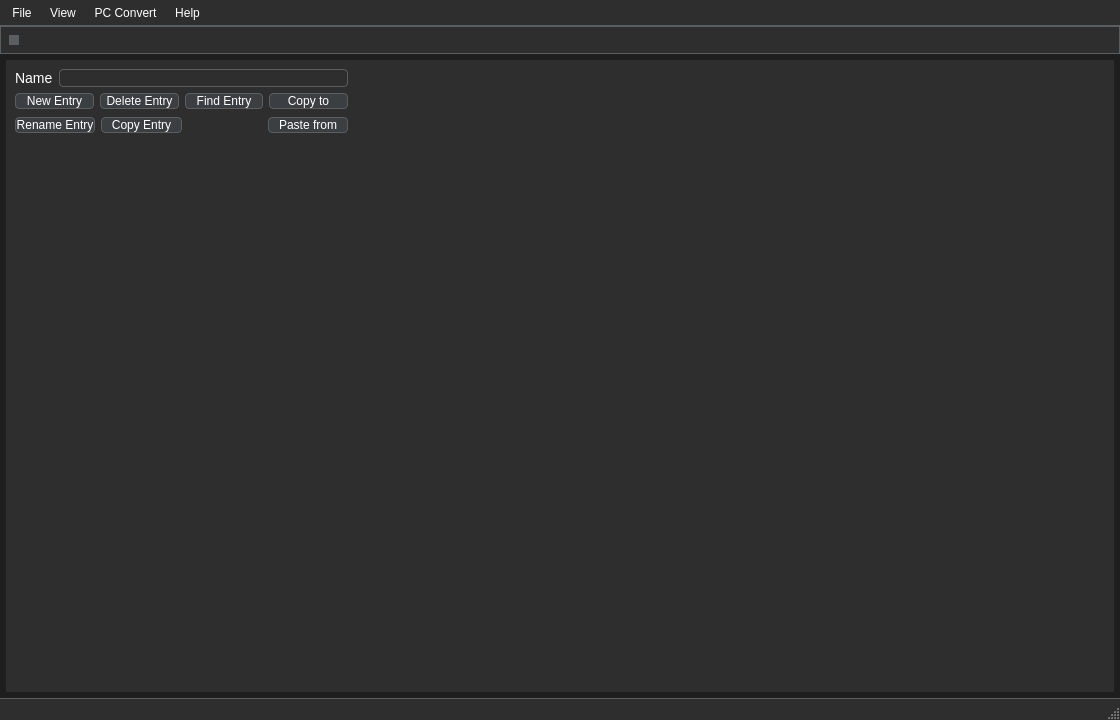
This is Resources/UI/main_window.ui in Phils-Hub-Org/Call-of-Duty-World-at-War-Asset-Manager as Qt 5 draws it before an edit. The edited form follows.
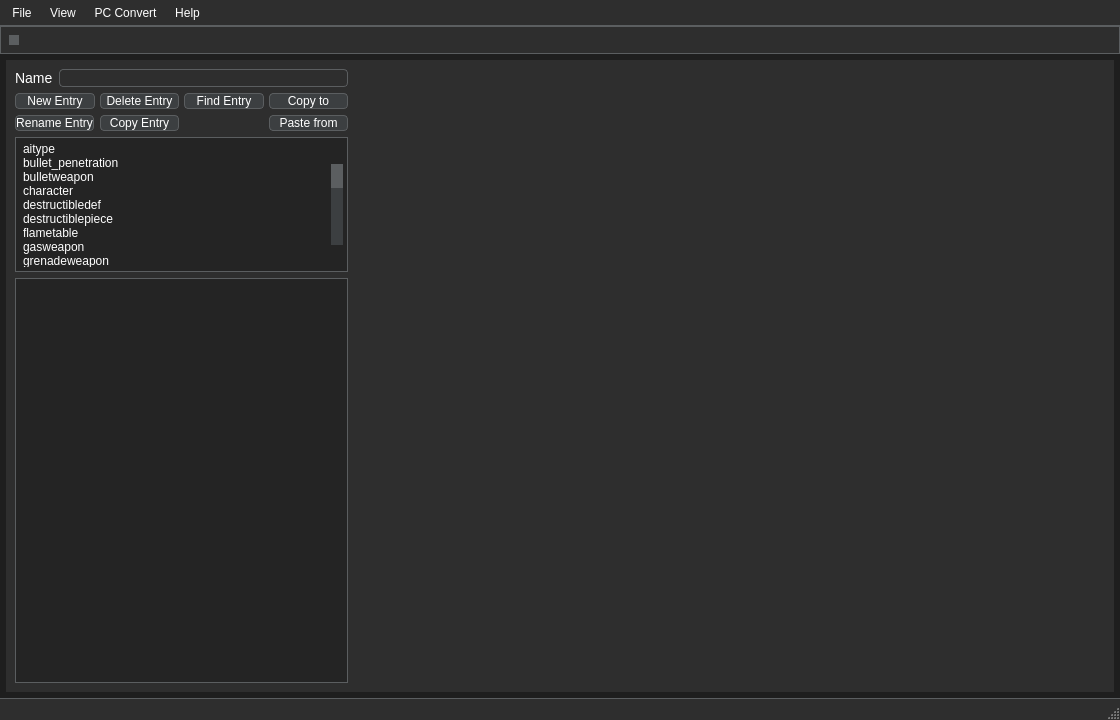
This is the edited form. Icons and pictures are not drawn.

```diff
--- a/Resources/UI/main_window.ui
+++ b/Resources/UI/main_window.ui
@@ -96,12 +96,6 @@
     border-color: #5b5e60;         /* Light gray border when unchecked */
 }
 
-/* Submenus */
-QMenu::right-arrow {
-    image: url(':/icons/right-arrow.png'); /* Replace with an appropriate icon path */
-    padding: 0px 10px;                     /* Space before submenu arrows */
-}
-
 /* QToolBar */
 QToolBar {
     background-color: #2e2e2e;      /* Dark gray background */
@@ -128,53 +122,6 @@
     padding: 4px;                   /* Padding for individual toolbar items */
 }
 
-/* QToolButton in Toolbar */
-QToolButton {
-    background-color: #3c3f41;      /* Dark gray background for toolbar buttons */
-    color: #ffffff;                 /* White text/icon */
-    border: 1px solid #5b5e60;      /* Light gray border */
-    border-radius: 4px;             /* Rounded corners */
-    padding: 6px 12px;              /* Padding for comfortable button size */
-}
-
-QToolButton:hover {
-    background-color: #4a90e2;      /* Light blue on hover */
-    border-color: #3d78b2;          /* Darker blue border on hover */
-}
-
-QToolButton:pressed {
-    background-color: #3d78b2;      /* Darker blue on press */
-    border-color: #2a5f92;          /* Even darker border when pressed */
-}
-
-QToolButton:checked {
-    background-color: #3d78b2;      /* Darker blue when checked */
-    border-color: #2a5f92;          /* Border color when checked */
-}
-
-QToolButton:disabled {
-    background-color: #2e2e2e;      /* Dark gray when disabled */
-    color: #777777;                 /* Lighter gray text/icon for disabled state */
-    border-color: #5b5e60;          /* Keep the border color same as normal state */
-}
-
-/* QToolButton::menu-button */
-QToolButton::menu-button {
-    background-color: #3c3f41;      /* Dark gray background for menu button */
-    border: 1px solid #5b5e60;      /* Light gray border for menu button */
-    padding: 4px;                   /* Padding for the menu button */
-}
-
-QToolButton::menu-button:hover {
-    background-color: #4a90e2;      /* Light blue on hover */
-    border-color: #3d78b2;          /* Darker blue border on hover */
-}
-
-QToolButton::menu-button:pressed {
-    background-color: #3d78b2;      /* Darker blue on press */
-    border-color: #2a5f92;          /* Even darker border on press */
-}
-
 /* QStatusBar */
 QStatusBar {
     background-color: #2e2e2e;   /* Dark gray background */
@@ -220,25 +167,6 @@
     background: none;             /* Remove arrows */
 }
 
-/* QPushButton */
-QPushButton {
-    background-color: #3c3f41;  /* Dark gray background */
-    color: #ffffff;             /* White text */
-    border: 1px solid #5b5e60;  /* Light gray border */
-    border-radius: 4px;         /* Rounded corners */
-	padding: 0px 0px;
-}
-
-QPushButton:hover {
-    background-color: #4a90e2;  /* Light blue on hover */
-    border-color: #3d78b2;      /* Darker blue border */
-}
-
-QPushButton:pressed {
-    background-color: #3d78b2;  /* Darker blue on press */
-    border-color: #2a5f92;      /* Even darker border when pressed */
-}
-
 /* QLabel */
 QLabel {
     color: #ffffff;             /* White text */
@@ -263,6 +191,35 @@
     background-color: #333333;  /* Slightly lighter gray on focus */
 }
 
+/* QListWidget */
+QListWidget {
+    background-color: #2e2e2e;      /* Dark gray background */
+    color: #ffffff;                 /* White text */
+    border: 1px solid #5b5e60;      /* Light gray border */
+    padding: 4px;                   /* Padding around the list */
+}
+
+QListWidget::item {
+    background-color: transparent;  /* Transparent background for items */
+    color: #ffffff;                 /* White text for list items */
+    border: none;                   /* No border for list items */
+}
+
+QListWidget::item:selected {
+    background-color: #4a90e2;      /* Light blue background when selected */
+    color: #ffffff;                 /* Ensure text remains white when selected */
+}
+
+QListWidget::item:hover {
+    background-color: #3d78b2;      /* Darker blue on hover */
+    color: #ffffff;                 /* Ensure text remains white when hovered */
+}
+
+QListWidget::item:focus {
+    border: 1px solid #4a90e2;      /* Light blue border on focus */
+}
+
+
 /* QPlainTextEdit */
 QPlainTextEdit {
     background-color: #2b2b2b;  /* Darker gray background for text area */
@@ -279,6 +236,25 @@
     background-color: #3a3a3a;  /* Slightly lighter gray on focus */
 }
 
+/* QPushButton */
+QPushButton {
+    background-color: #3c3f41;  /* Dark gray background */
+    color: #ffffff;             /* White text */
+    border: 1px solid #5b5e60;  /* Light gray border */
+    border-radius: 4px;         /* Rounded corners */
+	padding: 0px 0px;
+}
+
+QPushButton:hover {
+    background-color: #4a90e2;  /* Light blue on hover */
+    border-color: #3d78b2;      /* Darker blue border */
+}
+
+QPushButton:pressed {
+    background-color: #3d78b2;  /* Darker blue on press */
+    border-color: #2a5f92;      /* Even darker border when pressed */
+}
+
 /* QRadioButton */
 QRadioButton {
     color: #ffffff;              /* White text */
@@ -321,7 +297,6 @@
     border: 1px solid #5b5e60;    /* Light gray border */
     border-radius: 4px;           /* Rounded corners */
     padding: 6px 12px;            /* Padding for comfortable button size */
-    font-size: 14px;              /* Font size for text (if any) */
 }
 
 QToolButton:hover {
@@ -344,7 +319,23 @@
     color: #777777;               /* Lighter gray text/icon for disabled state */
     border-color: #5b5e60;        /* Keep the border color same as normal state */
 }
-</string>
+
+/* QToolButton::menu-button */
+QToolButton::menu-button {
+    background-color: #3c3f41;      /* Dark gray background for menu button */
+    border: 1px solid #5b5e60;      /* Light gray border for menu button */
+    padding: 4px;                   /* Padding for the menu button */
+}
+
+QToolButton::menu-button:hover {
+    background-color: #4a90e2;      /* Light blue on hover */
+    border-color: #3d78b2;          /* Darker blue border on hover */
+}
+
+QToolButton::menu-button:pressed {
+    background-color: #3d78b2;      /* Darker blue on press */
+    border-color: #2a5f92;          /* Even darker border on press */
+}</string>
   </property>
   <widget class="QWidget" name="centralwidget">
    <property name="styleSheet">
@@ -366,33 +357,6 @@
     <property name="bottomMargin">
      <number>0</number>
     </property>
-    <item>
-     <widget class="QFrame" name="frame_2">
-      <property name="frameShape">
-       <enum>QFrame::Shape::NoFrame</enum>
-      </property>
-      <property name="frameShadow">
-       <enum>QFrame::Shadow::Raised</enum>
-      </property>
-      <layout class="QVBoxLayout" name="verticalLayout_4">
-       <property name="spacing">
-        <number>0</number>
-       </property>
-       <property name="leftMargin">
-        <number>0</number>
-       </property>
-       <property name="topMargin">
-        <number>0</number>
-       </property>
-       <property name="rightMargin">
-        <number>0</number>
-       </property>
-       <property name="bottomMargin">
-        <number>0</number>
-       </property>
-      </layout>
-     </widget>
-    </item>
     <item>
      <widget class="QFrame" name="frame_3">
       <property name="sizePolicy">
@@ -402,7 +366,7 @@
        </sizepolicy>
       </property>
       <property name="styleSheet">
-       <string notr="true">QFrame {margin-left: 6px; margin-right: 6px; margin-bottom: 6px;}</string>
+       <string notr="true">QFrame {margin: 6px;}</string>
       </property>
       <property name="frameShape">
        <enum>QFrame::Shape::NoFrame</enum>
@@ -509,7 +473,7 @@
                </property>
                <layout class="QHBoxLayout" name="horizontalLayout_3">
                 <property name="spacing">
-                 <number>6</number>
+                 <number>5</number>
                 </property>
                 <property name="leftMargin">
                  <number>0</number>
@@ -525,6 +489,24 @@
                 </property>
                 <item>
                  <widget class="QPushButton" name="pushButton">
+                  <property name="sizePolicy">
+                   <sizepolicy hsizetype="Preferred" vsizetype="Preferred">
+                    <horstretch>0</horstretch>
+                    <verstretch>0</verstretch>
+                   </sizepolicy>
+                  </property>
+                  <property name="minimumSize">
+                   <size>
+                    <width>0</width>
+                    <height>0</height>
+                   </size>
+                  </property>
+                  <property name="maximumSize">
+                   <size>
+                    <width>16777215</width>
+                    <height>16777215</height>
+                   </size>
+                  </property>
                   <property name="font">
                    <font>
                     <pointsize>9</pointsize>
@@ -549,6 +531,24 @@
                 </item>
                 <item>
                  <widget class="QPushButton" name="pushButton_3">
+                  <property name="sizePolicy">
+                   <sizepolicy hsizetype="Preferred" vsizetype="Preferred">
+                    <horstretch>0</horstretch>
+                    <verstretch>0</verstretch>
+                   </sizepolicy>
+                  </property>
+                  <property name="minimumSize">
+                   <size>
+                    <width>0</width>
+                    <height>0</height>
+                   </size>
+                  </property>
+                  <property name="maximumSize">
+                   <size>
+                    <width>16777215</width>
+                    <height>16777215</height>
+                   </size>
+                  </property>
                   <property name="font">
                    <font>
                     <pointsize>9</pointsize>
@@ -582,9 +582,9 @@
                <property name="frameShadow">
                 <enum>QFrame::Shadow::Raised</enum>
                </property>
-               <layout class="QHBoxLayout" name="horizontalLayout_4" stretch="1,1,1,1">
+               <layout class="QHBoxLayout" name="horizontalLayout_5">
                 <property name="spacing">
-                 <number>6</number>
+                 <number>5</number>
                 </property>
                 <property name="leftMargin">
                  <number>0</number>
@@ -598,45 +598,110 @@
                 <property name="bottomMargin">
                  <number>0</number>
                 </property>
-                <item>
-                 <widget class="QPushButton" name="pushButton_5">
-                  <property name="font">
-                   <font>
-                    <pointsize>9</pointsize>
-                   </font>
+                <item alignment="Qt::AlignmentFlag::AlignLeft">
+                 <widget class="QFrame" name="frame_2">
+                  <property name="frameShape">
+                   <enum>QFrame::Shape::NoFrame</enum>
                   </property>
-                  <property name="text">
-                   <string>Rename Entry</string>
+                  <property name="frameShadow">
+                   <enum>QFrame::Shadow::Raised</enum>
                   </property>
+                  <layout class="QHBoxLayout" name="horizontalLayout_4">
+                   <property name="leftMargin">
+                    <number>0</number>
+                   </property>
+                   <property name="topMargin">
+                    <number>0</number>
+                   </property>
+                   <property name="rightMargin">
+                    <number>0</number>
+                   </property>
+                   <property name="bottomMargin">
+                    <number>0</number>
+                   </property>
+                   <item>
+                    <widget class="QPushButton" name="pushButton_8">
+                     <property name="sizePolicy">
+                      <sizepolicy hsizetype="Preferred" vsizetype="Preferred">
+                       <horstretch>0</horstretch>
+                       <verstretch>0</verstretch>
+                      </sizepolicy>
+                     </property>
+                     <property name="minimumSize">
+                      <size>
+                       <width>79</width>
+                       <height>0</height>
+                      </size>
+                     </property>
+                     <property name="maximumSize">
+                      <size>
+                       <width>16777215</width>
+                       <height>16777215</height>
+                      </size>
+                     </property>
+                     <property name="font">
+                      <font>
+                       <pointsize>9</pointsize>
+                      </font>
+                     </property>
+                     <property name="text">
+                      <string>Rename Entry</string>
+                     </property>
+                    </widget>
+                   </item>
+                   <item>
+                    <widget class="QPushButton" name="pushButton_10">
+                     <property name="sizePolicy">
+                      <sizepolicy hsizetype="Preferred" vsizetype="Preferred">
+                       <horstretch>0</horstretch>
+                       <verstretch>0</verstretch>
+                      </sizepolicy>
+                     </property>
+                     <property name="minimumSize">
+                      <size>
+                       <width>79</width>
+                       <height>0</height>
+                      </size>
+                     </property>
+                     <property name="maximumSize">
+                      <size>
+                       <width>16777215</width>
+                       <height>16777215</height>
+                      </size>
+                     </property>
+                     <property name="font">
+                      <font>
+                       <pointsize>9</pointsize>
+                      </font>
+                     </property>
+                     <property name="text">
+                      <string>Copy Entry</string>
+                     </property>
+                    </widget>
+                   </item>
+                  </layout>
                  </widget>
                 </item>
-                <item>
-                 <widget class="QPushButton" name="pushButton_6">
-                  <property name="font">
-                   <font>
-                    <pointsize>9</pointsize>
-                   </font>
+                <item alignment="Qt::AlignmentFlag::AlignRight">
+                 <widget class="QPushButton" name="pushButton_11">
+                  <property name="sizePolicy">
+                   <sizepolicy hsizetype="Preferred" vsizetype="Preferred">
+                    <horstretch>0</horstretch>
+                    <verstretch>0</verstretch>
+                   </sizepolicy>
                   </property>
-                  <property name="text">
-                   <string>Copy Entry</string>
+                  <property name="minimumSize">
+                   <size>
+                    <width>79</width>
+                    <height>0</height>
+                   </size>
                   </property>
-                 </widget>
-                </item>
-                <item>
-                 <spacer name="horizontalSpacer">
-                  <property name="orientation">
-                   <enum>Qt::Orientation::Horizontal</enum>
-                  </property>
-                  <property name="sizeHint" stdset="0">
+                  <property name="maximumSize">
                    <size>
-                    <width>40</width>
-                    <height>20</height>
+                    <width>16777215</width>
+                    <height>16777215</height>
                    </size>
                   </property>
-                 </spacer>
-                </item>
-                <item>
-                 <widget class="QPushButton" name="pushButton_7">
                   <property name="font">
                    <font>
                     <pointsize>9</pointsize>
@@ -654,23 +719,183 @@
            </widget>
           </item>
           <item>
-           <widget class="QListWidget" name="listWidget">
-            <property name="frameShape">
-             <enum>QFrame::Shape::NoFrame</enum>
+           <widget class="QFrame" name="frame_5">
+            <property name="styleSheet">
+             <string notr="true">QListWidget {background-color: #242424;}</string>
             </property>
-            <property name="horizontalScrollBarPolicy">
-             <enum>Qt::ScrollBarPolicy::ScrollBarAlwaysOff</enum>
-            </property>
-           </widget>
-          </item>
-          <item>
-           <widget class="QListWidget" name="listWidget_2">
             <property name="frameShape">
              <enum>QFrame::Shape::NoFrame</enum>
             </property>
-            <property name="horizontalScrollBarPolicy">
-             <enum>Qt::ScrollBarPolicy::ScrollBarAlwaysOff</enum>
+            <property name="frameShadow">
+             <enum>QFrame::Shadow::Raised</enum>
             </property>
+            <layout class="QVBoxLayout" name="verticalLayout_5" stretch="1,3">
+             <property name="leftMargin">
+              <number>0</number>
+             </property>
+             <property name="topMargin">
+              <number>0</number>
+             </property>
+             <property name="rightMargin">
+              <number>0</number>
+             </property>
+             <property name="bottomMargin">
+              <number>0</number>
+             </property>
+             <item>
+              <widget class="QListWidget" name="listWidget">
+               <property name="styleSheet">
+                <string notr="true"/>
+               </property>
+               <property name="frameShape">
+                <enum>QFrame::Shape::NoFrame</enum>
+               </property>
+               <property name="horizontalScrollBarPolicy">
+                <enum>Qt::ScrollBarPolicy::ScrollBarAlwaysOff</enum>
+               </property>
+               <item>
+                <property name="text">
+                 <string>aitype</string>
+                </property>
+               </item>
+               <item>
+                <property name="text">
+                 <string>bullet_penetration</string>
+                </property>
+               </item>
+               <item>
+                <property name="text">
+                 <string>bulletweapon</string>
+                </property>
+               </item>
+               <item>
+                <property name="text">
+                 <string>character</string>
+                </property>
+               </item>
+               <item>
+                <property name="text">
+                 <string>destructibledef</string>
+                </property>
+               </item>
+               <item>
+                <property name="text">
+                 <string>destructiblepiece</string>
+                </property>
+               </item>
+               <item>
+                <property name="text">
+                 <string>flametable</string>
+                </property>
+               </item>
+               <item>
+                <property name="text">
+                 <string>gasweapon</string>
+                </property>
+               </item>
+               <item>
+                <property name="text">
+                 <string>grenadeweapon</string>
+                </property>
+               </item>
+               <item>
+                <property name="text">
+                 <string>level</string>
+                </property>
+               </item>
+               <item>
+                <property name="text">
+                 <string>light</string>
+                </property>
+               </item>
+               <item>
+                <property name="text">
+                 <string>locdmgtable</string>
+                </property>
+               </item>
+               <item>
+                <property name="text">
+                 <string>material</string>
+                </property>
+               </item>
+               <item>
+                <property name="text">
+                 <string>material_factory</string>
+                </property>
+               </item>
+               <item>
+                <property name="text">
+                 <string>mptype</string>
+                </property>
+               </item>
+               <item>
+                <property name="text">
+                 <string>physconstraints</string>
+                </property>
+               </item>
+               <item>
+                <property name="text">
+                 <string>physpreset</string>
+                </property>
+               </item>
+               <item>
+                <property name="text">
+                 <string>projectileweapon</string>
+                </property>
+               </item>
+               <item>
+                <property name="text">
+                 <string>rumble</string>
+                </property>
+               </item>
+               <item>
+                <property name="text">
+                 <string>turretweapon</string>
+                </property>
+               </item>
+               <item>
+                <property name="text">
+                 <string>vehicle</string>
+                </property>
+               </item>
+               <item>
+                <property name="text">
+                 <string>vehiclephysparams</string>
+                </property>
+               </item>
+               <item>
+                <property name="text">
+                 <string>vehicleweapon</string>
+                </property>
+               </item>
+               <item>
+                <property name="text">
+                 <string>xanim</string>
+                </property>
+               </item>
+               <item>
+                <property name="text">
+                 <string>xmodel</string>
+                </property>
+               </item>
+               <item>
+                <property name="text">
+                 <string>xmodelalias</string>
+                </property>
+               </item>
+              </widget>
+             </item>
+             <item>
+              <widget class="QListWidget" name="listWidget_2">
+               <property name="frameShape">
+                <enum>QFrame::Shape::NoFrame</enum>
+               </property>
+               <property name="horizontalScrollBarPolicy">
+                <enum>Qt::ScrollBarPolicy::ScrollBarAlwaysOff</enum>
+               </property>
+              </widget>
+             </item>
+            </layout>
            </widget>
           </item>
          </layout>
```
Left out of the diff: 69 changed lines with no effect on the pictures.
